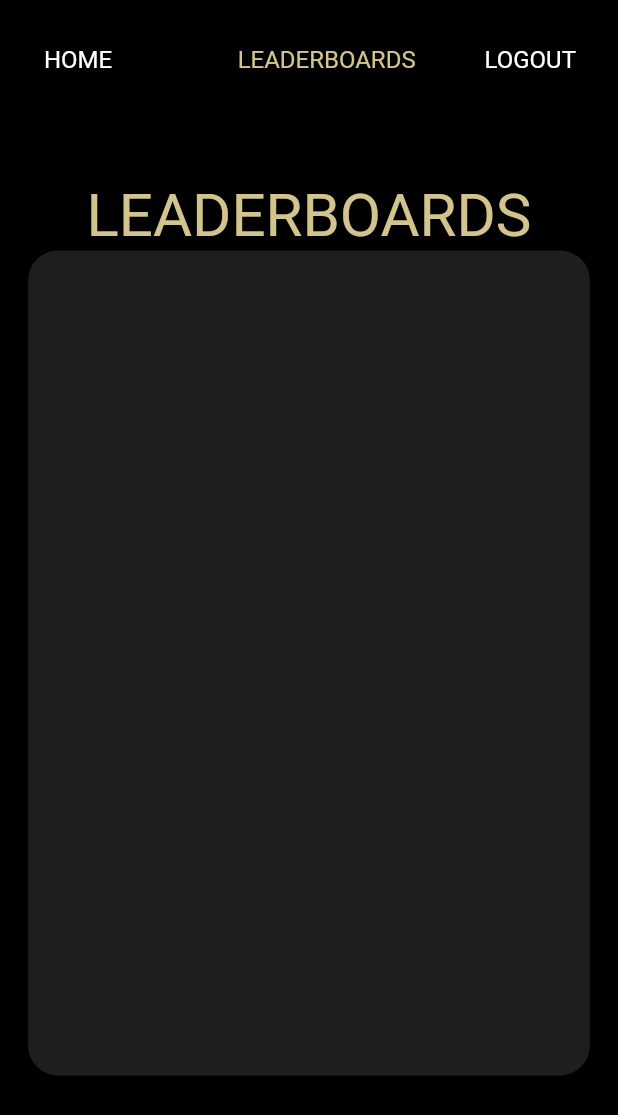
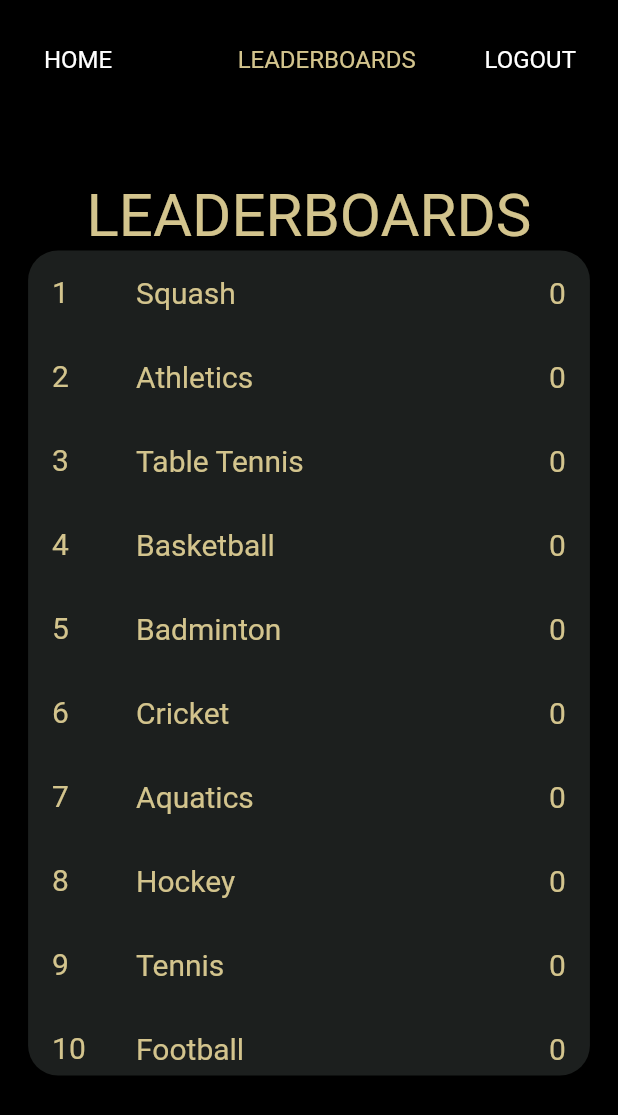
Before and after one commit to Aficionado45/Sports_tracker, a Flutter app: the Home screen opened by its route, after a tap on "LEADERBOARDS", on a phone screen of 412 x 824 dp. Shown: the top 1115 px of the screen. Run offline on Flutter 3.47's test engine with Material 2 defaults, Android fonts, the phone set to English and light mode, and no system bars; our stand-ins replace cloud_firestore, file_picker, firebase_auth, firebase_core, firebase_storage; accounts and stored records are empty.

Commit message:
Leaderboards

```diff
--- a/lib/home_screen.dart
+++ b/lib/home_screen.dart
@@ -35,11 +35,11 @@ class _HomeState extends State<Home> {
     getCurrentUser();
   }
 
-  void userdata() async {
+  Future<void> userdata() async {
     final uid = loggedInUser.uid;
     DocumentSnapshot ds = await userCollection.doc(uid).get();
-    name = ds.get('name');
-    club = ds.get('club');
+    name = ds.get('full_name');
+    club = ds.get('club_name');
   }
 
   Widget build(BuildContext context) {
@@ -126,13 +126,28 @@ class _HomeState extends State<Home> {
               SizedBox(
                 height: 10,
               ),
-              Text(
-                "Varenya Tiwari | Aquatics",
-                textAlign: TextAlign.center,
-                style: TextStyle(
-                    color: Color(0XFFD3C48D),
-                    fontSize: 20,
-                    fontWeight: FontWeight.w500),
+              Container(
+                alignment: Alignment.center,
+                child: Row(
+                  mainAxisAlignment: MainAxisAlignment.center,
+                  children: [
+                    FutureBuilder(
+                      future: userdata(),
+                      builder: (context, snapshot) {
+                        if (snapshot.connectionState != ConnectionState.done)
+                          return Text("Loading");
+                        return Text(
+                          "$name | $club",
+                          textAlign: TextAlign.center,
+                          style: TextStyle(
+                              color: Color(0XFFD3C48D),
+                              fontSize: 20,
+                              fontWeight: FontWeight.w500),
+                        );
+                      },
+                    ),
+                  ],
+                ),
               ),
               SizedBox(
                 height: 20,
--- a/lib/leaderboard.dart
+++ b/lib/leaderboard.dart
@@ -11,9 +11,25 @@ class Leaderboard extends StatefulWidget {
 }
 
 class _LeaderboardState extends State<Leaderboard> {
-  @override
   final _auth = FirebaseAuth.instance;
+  Map<String, dynamic> finalscore = {
+    "Squash": 0,
+    "Athletics": 0,
+    "Table Tennis": 0,
+    "Basketball": 0,
+    "Badminton": 0,
+    "Cricket": 0,
+    "Aquatics": 0,
+    "Hockey": 0,
+    "Tennis": 0,
+    "Football": 0,
+    "Volleyball": 0,
+    "Weightlifting": 0
+  };
+  LinkedHashMap sortedMap;
+  var sortedKeys;
   final firestoreInstance = FirebaseFirestore.instance;
+
   void getCurrentUser() async {
     try {
       final user = _auth.currentUser;
@@ -30,21 +46,7 @@ class _LeaderboardState extends State<Leaderboard> {
     getCurrentUser();
   }
 
-  Future<SplayTreeMap<String, dynamic>> aquatics_points() async {
-    Map<String, dynamic> finalscore = {
-      "Squash": 0,
-      "Athletics": 0,
-      "Table Tennis": 0,
-      "Basketball": 0,
-      "Badminton": 0,
-      "Cricket": 0,
-      "Aquatics": 0,
-      "Hockey": 0,
-      "Tennis": 0,
-      "Football": 0,
-      "Volleyball": 0,
-      "Weightlifting": 0
-    };
+  Future<void> points() async {
     var point = await firestoreInstance
         .collection("Points_table")
         .where("Aquatics", isGreaterThan: -1)
@@ -60,15 +62,20 @@ class _LeaderboardState extends State<Leaderboard> {
           }
         }
       });
-      var sortedByValue = new SplayTreeMap<String, dynamic>.from(finalscore,
-          (key1, key2) => finalscore[key1].compareTo(finalscore[key2]));
-      print(sortedByValue);
-      return sortedByValue;
+      var sortedKeys = finalscore.keys.toList(growable: false)
+        ..sort((k1, k2) => finalscore[k2].compareTo(finalscore[k1]));
+
+      Map<String, dynamic> sortedMap = new Map<String, dynamic>.fromIterable(
+          sortedKeys,
+          key: (k) => k,
+          value: (k) => finalscore[k]);
+
+      finalscore = sortedMap;
     });
   }
 
+  @override
   Widget build(BuildContext context) {
-    Future<SplayTreeMap<String, dynamic>> points = aquatics_points();
     return Container(
         decoration: new BoxDecoration(
             gradient: new LinearGradient(
@@ -135,13 +142,43 @@ class _LeaderboardState extends State<Leaderboard> {
                   "LEADERBOARDS",
                   style: TextStyle(color: Color(0XFFD3C48D), fontSize: 40),
                 ),
-                Container(
-                  height: 550,
-                  width: MediaQuery.of(context).size.width / 1.1,
-                  decoration: BoxDecoration(
-                      color: Color(0xFF1C1F1E),
-                      borderRadius: BorderRadius.all(Radius.circular(20))),
-                ),
+                FutureBuilder(
+                    future: points(),
+                    builder: (context, snapshot) {
+                      if (snapshot.connectionState != ConnectionState.done)
+                        return Text("Loading",
+                            style: TextStyle(
+                                color: Color(0XFFD3C48D), fontSize: 10));
+                      return Container(
+                        height: 550,
+                        width: MediaQuery.of(context).size.width / 1.1,
+                        child: new ListView.builder(
+                          itemCount: finalscore.length,
+                          itemBuilder: (BuildContext context, int index) {
+                            index++;
+                            String key = finalscore.keys.elementAt(index - 1);
+
+                            return ListTile(
+                              leading: Text("$index",
+                                  style: TextStyle(
+                                      color: Color(0XFFD3C48D), fontSize: 20)),
+                              title: new Text("$key",
+                                  style: TextStyle(
+                                      color: Color(0XFFD3C48D), fontSize: 20)),
+                              trailing: new Text(
+                                "${finalscore[key]}",
+                                style: TextStyle(
+                                    color: Color(0XFFD3C48D), fontSize: 20),
+                              ),
+                            );
+                          },
+                        ),
+                        decoration: BoxDecoration(
+                            color: Color(0xFF1C1F1E),
+                            borderRadius:
+                                BorderRadius.all(Radius.circular(20))),
+                      );
+                    }),
                 SizedBox(height: 10),
               ]),
             )));
--- a/lib/login_screen.dart
+++ b/lib/login_screen.dart
@@ -199,7 +199,7 @@ class _LoginState extends State<Login> {
                   height: 5,
                 ),
                 Text(
-                  "Developed By: Varenya Tiwari, Karan Jain, Ayush Raj, Aayush Sachdeva",
+                  "Developed By: Varenya Tiwari,Karan Jain, Ayush Raj",
                   style: TextStyle(
                       fontWeight: FontWeight.w300,
                       color: Color(0X90D3C48D),
```
